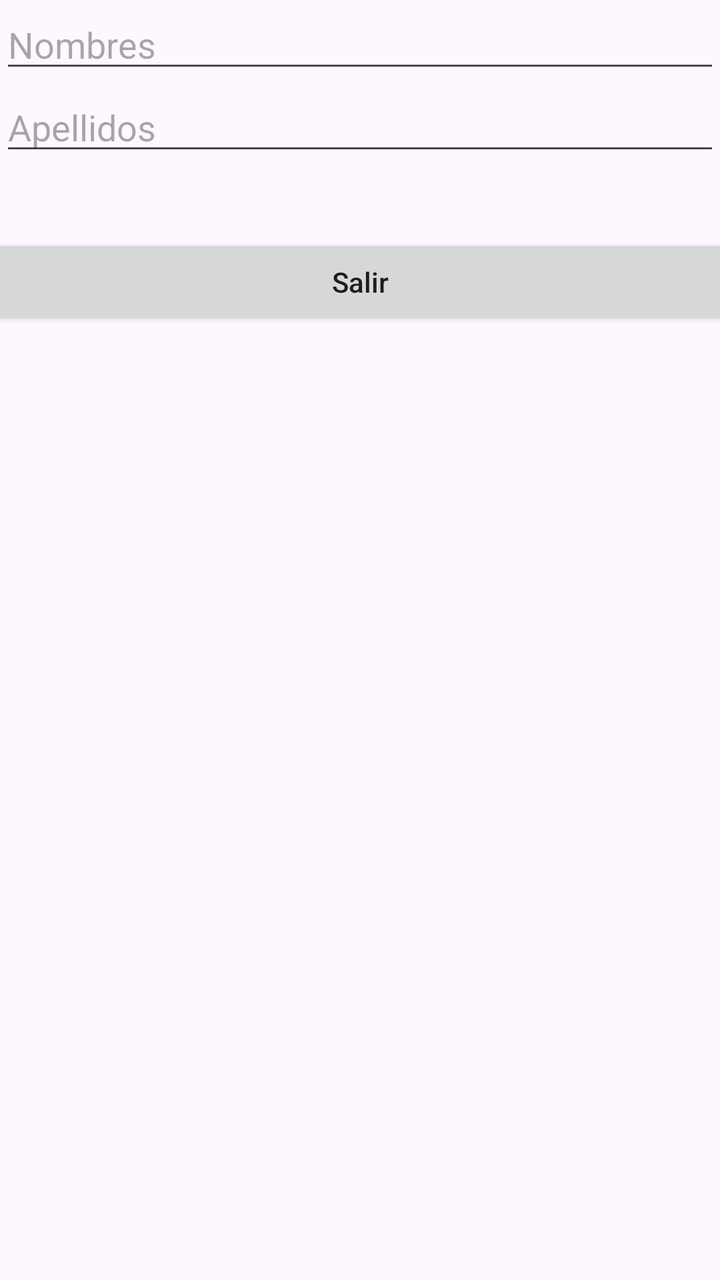
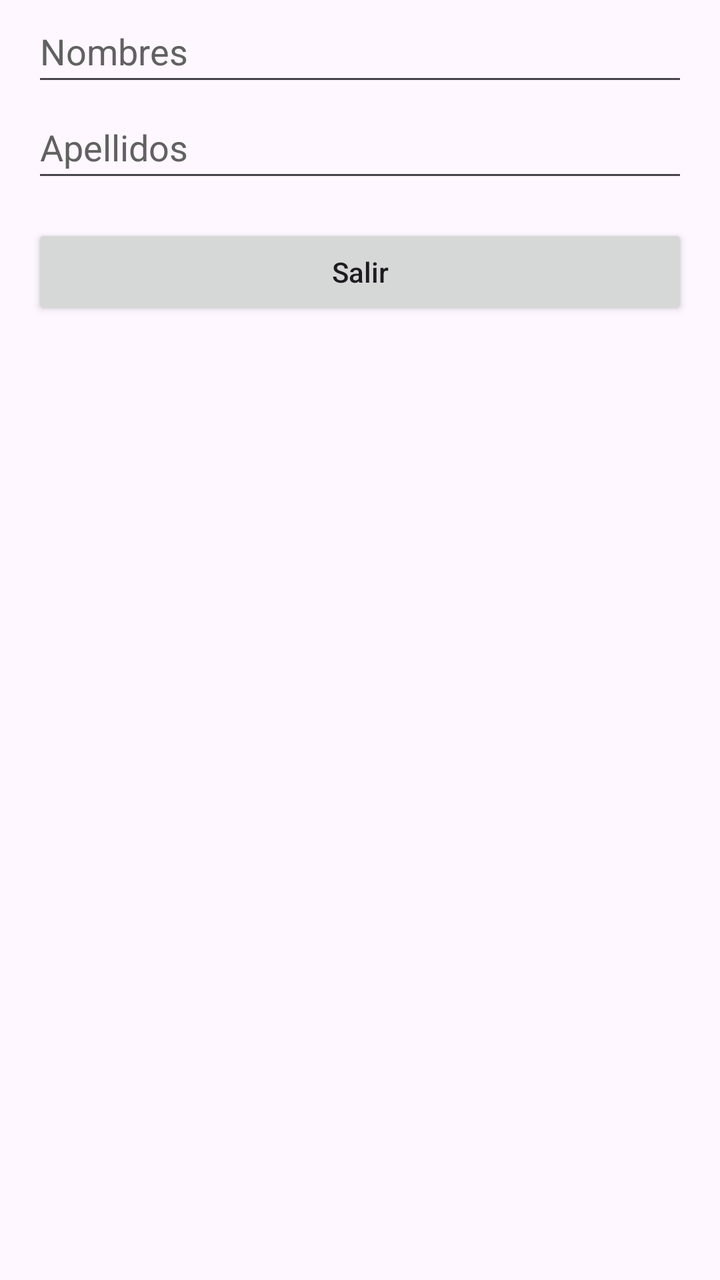

Before-and-after screenshots of an Android layout around one commit, followed by the original layout XML and the change that was made.
<!-- AndroidManifest.xml: application theme Theme.Guia6 -->
<!-- res/layout/activity_relative_layout.xml -->
<?xml version="1.0" encoding="utf-8"?>
<androidx.constraintlayout.widget.ConstraintLayout xmlns:android="http://schemas.android.com/apk/res/android"
    xmlns:tools="http://schemas.android.com/tools"
    android:id="@+id/main"
    android:layout_width="match_parent"
    android:layout_height="match_parent"
    tools:context=".RelativeLayout">

    <RelativeLayout
        android:layout_width="match_parent"
        android:layout_height="match_parent">

        <EditText
            android:id="@+id/input_nombre"
            android:layout_width="match_parent"
            android:layout_height="wrap_content"
            android:layout_alignParentStart="true"
            android:layout_alignParentTop="true"
            android:ems="10"
            android:hint="Nombres"
            android:inputType="textPersonName" />

        <EditText
            android:id="@+id/input_apellido"
            android:layout_width="match_parent"
            android:layout_height="wrap_content"
            android:layout_below="@+id/input_nombre"
            android:layout_alignParentStart="true"
            android:ems="10"
            android:hint="Apellidos"
            android:inputType="textPersonName" />

        <Button
            android:id="@+id/btnSalir"
            android:layout_width="match_parent"
            android:layout_height="wrap_content"
            android:layout_below="@+id/input_apellido"
            android:layout_alignParentStart="true"
            android:layout_alignParentTop="true"
            android:layout_marginStart="-7dp"
            android:layout_marginTop="117dp"
            android:layout_marginEnd="-7dp"
            android:text="Salir"
            android:textAllCaps="false" />

    </RelativeLayout>

</androidx.constraintlayout.widget.ConstraintLayout>
<!-- resources referenced by this layout -->
<resources>
  <style name="Theme.Guia6" parent="Base.Theme.Guia6" />
  <style name="Base.Theme.Guia6" parent="Theme.Material3.DayNight.NoActionBar">
          
          
      </style>
</resources>

<!-- the commit's change to res/layout/activity_relative_layout.xml (unified diff, before → after) -->
@@ -8,26 +8,35 @@
 
     <RelativeLayout
         android:layout_width="match_parent"
-        android:layout_height="match_parent">
+        android:layout_height="match_parent"
+        android:paddingHorizontal="16dp">
 
         <EditText
             android:id="@+id/input_nombre"
             android:layout_width="match_parent"
             android:layout_height="wrap_content"
+            android:minHeight="48dp"
             android:layout_alignParentStart="true"
             android:layout_alignParentTop="true"
             android:ems="10"
-            android:hint="Nombres"
+            android:autofillHints="personName"
+            android:hint="@string/nombres"
+            android:textColor="@android:color/black"
+            android:textColorHint="#616161"
             android:inputType="textPersonName" />
 
         <EditText
             android:id="@+id/input_apellido"
             android:layout_width="match_parent"
             android:layout_height="wrap_content"
+            android:minHeight="48dp"
             android:layout_below="@+id/input_nombre"
             android:layout_alignParentStart="true"
             android:ems="10"
-            android:hint="Apellidos"
+            android:autofillHints="personFamilyName"
+            android:hint="@string/apellidos"
+            android:textColor="@android:color/black"
+            android:textColorHint="#616161"
             android:inputType="textPersonName" />
 
         <Button
@@ -36,11 +45,9 @@
             android:layout_height="wrap_content"
             android:layout_below="@+id/input_apellido"
             android:layout_alignParentStart="true"
-            android:layout_alignParentTop="true"
-            android:layout_marginStart="-7dp"
-            android:layout_marginTop="117dp"
-            android:layout_marginEnd="-7dp"
-            android:text="Salir"
+            android:layout_marginTop="16dp"
+            android:minHeight="48dp"
+            android:text="@string/salir"
             android:textAllCaps="false" />
 
     </RelativeLayout>
<!-- resource entries referenced after the edit -->
@@ -1,5 +1,8 @@
 <!-- resources referenced by this layout -->
 <resources>
+  <string name="apellidos">Apellidos</string>
+  <string name="nombres">Nombres</string>
+  <string name="salir">Salir</string>
   <style name="Theme.Guia6" parent="Base.Theme.Guia6" />
   <style name="Base.Theme.Guia6" parent="Theme.Material3.DayNight.NoActionBar">
           
